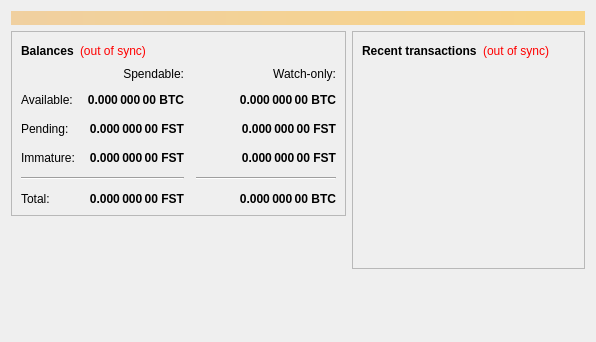
Above: src/qt/forms/overviewpage.ui from fastcoinproject/fastcoin before the change. Below: the same form after it.
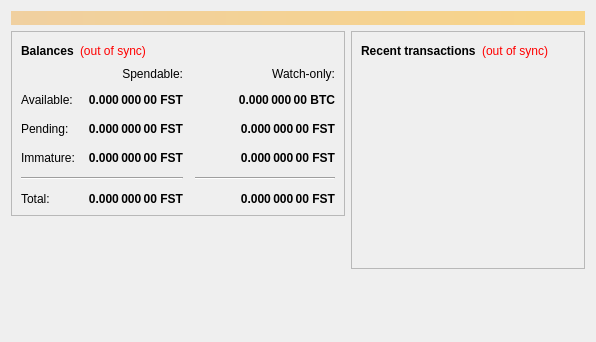
That is the form after the change.

```diff
--- a/src/qt/forms/overviewpage.ui
+++ b/src/qt/forms/overviewpage.ui
@@ -290,7 +290,7 @@
                <string>Current total balance in watch-only addresses</string>
               </property>
               <property name="text">
-               <string notr="true">0.000 000 00 BTC</string>
+               <string notr="true">0.000 000 00 FST</string>
               </property>
               <property name="alignment">
                <set>Qt::AlignRight|Qt::AlignTrailing|Qt::AlignVCenter</set>
@@ -332,7 +332,7 @@
                <string>Your current spendable balance</string>
               </property>
               <property name="text">
-               <string notr="true">0.000 000 00 BTC</string>
+               <string notr="true">0.000 000 00 FST</string>
               </property>
               <property name="alignment">
                <set>Qt::AlignRight|Qt::AlignTrailing|Qt::AlignVCenter</set>
```
